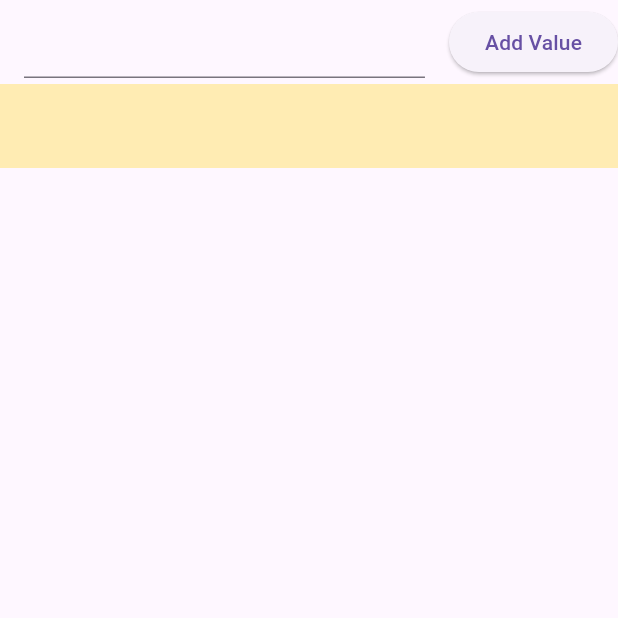
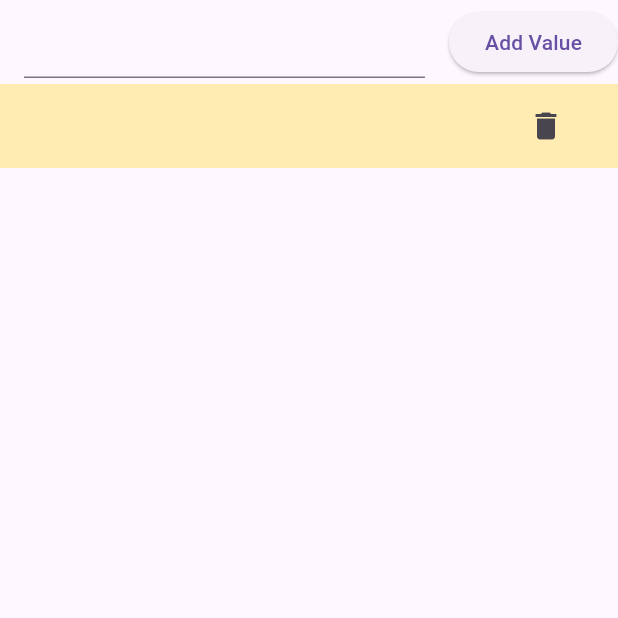
Before and after one commit to meetshaheer/ListView-Widget-Builder, a Flutter app: the screen it shows after launch, after a tap on "Add Value", on a phone screen of 412 x 824 dp, the top half of it. Run offline on Flutter 3.47's test engine with Material 3 defaults, Android fonts, the phone set to English and light mode, and no system bars.

Commit message:
creating delete icon button with each listtile. create a function for getting index for perticular list item and delete it from List

```diff
--- a/listiew/lib/listview.dart
+++ b/listiew/lib/listview.dart
@@ -14,6 +14,12 @@ class _listViewState extends State<listView> {
     setState(() {
       students.add(friendlistcontroller.text);
       friendlistcontroller.clear();
+    });
+  }
+
+  deletvalue({parameter}) {
+    setState(() {
+      students.removeAt(parameter);
     });
   }
 
@@ -40,9 +46,16 @@ class _listViewState extends State<listView> {
             return Container(
               margin: EdgeInsets.only(bottom: 2),
               child: ListTile(
-                tileColor: Colors.amber[100],
-                title: Text(students[index]),
-              ),
+                  tileColor: Colors.amber[100],
+                  title: Text(students[index]),
+                  trailing: IconButton(
+                    onPressed: () {
+                      deletvalue(parameter: index);
+                    },
+                    icon: Icon(
+                      Icons.delete,
+                    ),
+                  )),
             );
           },
         )));
```
